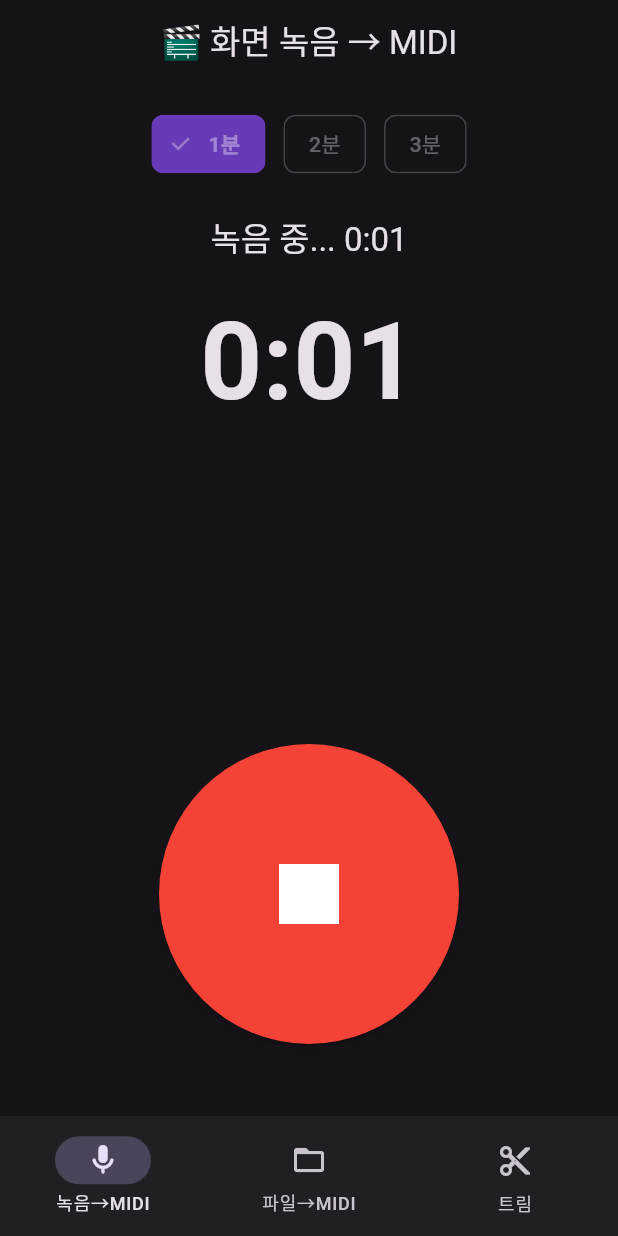
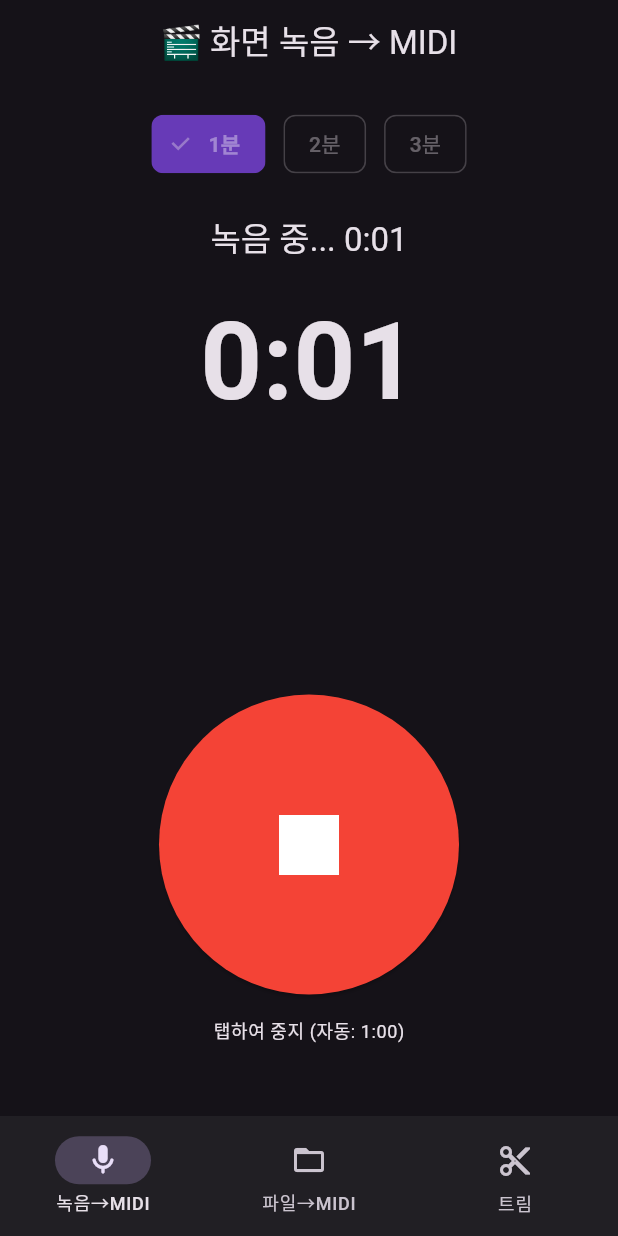
Before and after one commit to dtslib1979/dtslib-apk-lab, a Flutter app: the screen it shows after launch, after a tap on the "fiber manual record" icon, on a phone screen of 412 x 824 dp. Run offline on Flutter 3.47's test engine with Material 3 defaults, Android fonts, the phone set to English and light mode, and no system bars; our stand-ins replace dio, file_picker, just_audio, permission_handler, share_plus, shared_preferences and 1 more; missing offline and left inert: ffmpeg_kit_flutter_audio, flutter_overlay_window, system_audio_recorder; statements that could not run were skipped.

Commit message:
fix(capture): correct system_audio_recorder API usage
- Use requestRecord() then startRecord() flow
- Add toFile/toStream parameters
- Handle empty path from stopRecord()

```diff
--- a/apps/parksy-audio-tools/lib/screens/capture/capture_screen.dart
+++ b/apps/parksy-audio-tools/lib/screens/capture/capture_screen.dart
@@ -25,6 +25,7 @@ class _CaptureScreenState extends State<CaptureScreen> {
   String? _mp3Path;
   String? _midiPath;
   String _status = '녹음 준비';
+  String? _recPath;
 
   @override
   void dispose() {
@@ -34,8 +35,7 @@ class _CaptureScreenState extends State<CaptureScreen> {
 
   Future<bool> _checkPerms() async {
     final mic = await Permission.microphone.request();
-    final storage = await Permission.storage.request();
-    return mic.isGranted && storage.isGranted;
+    return mic.isGranted;
   }
 
   Future<void> _startRec() async {
@@ -44,16 +44,40 @@ class _CaptureScreenState extends State<CaptureScreen> {
       return;
     }
 
-    final dir = await getApplicationDocumentsDirectory();
-    final ts = DateTime.now().millisecondsSinceEpoch;
-    final path = '${dir.path}/capture_$ts.wav';
+    try {
+      // Request MediaProjection permission
+      final confirmed = await SystemAudioRecorder.requestRecord(
+        titleNotification: 'Parksy Audio',
+        messageNotification: '시스템 오디오 녹음 중...',
+      );
 
-    try {
-      await SystemAudioRecorder.startRecord(
-        path,
-        titleNotification: 'Parksy Audio',
-        messageNotification: '녹음 중...',
+      if (!confirmed) {
+        _showSnack('녹음 권한 거부됨');
+        return;
+      }
+
+      // Prepare file path
+      final dir = await getExternalStorageDirectory();
+      final ts = DateTime.now().millisecondsSinceEpoch;
+      _recPath = '${dir?.parent.path}/capture_$ts.wav';
+
+      // Delete if exists
+      final outFile = File(_recPath!);
+      if (outFile.existsSync()) {
+        await outFile.delete();
+      }
+
+      // Start recording to file
+      final started = await SystemAudioRecorder.startRecord(
+        toFile: true,
+        toStream: false,
+        filePath: _recPath,
       );
+
+      if (!started) {
+        _showSnack('녹음 시작 실패');
+        return;
+      }
 
       setState(() {
         _rec = true;
@@ -87,14 +111,21 @@ class _CaptureScreenState extends State<CaptureScreen> {
         _proc = true;
       });
 
-      if (path != null) {
-        await _process(path);
+      // Use returned path or our saved path
+      final wavPath = path.isNotEmpty ? path : _recPath;
+      if (wavPath != null && wavPath.isNotEmpty) {
+        await _process(wavPath);
+      } else {
+        setState(() {
+          _proc = false;
+          _status = '녹음 파일 없음';
+        });
       }
     } catch (e) {
       setState(() {
         _rec = false;
         _proc = false;
-        _status = '녹음 중지 실패';
+        _status = '녹음 중지 실패: $e';
       });
     }
   }
@@ -117,7 +148,9 @@ class _CaptureScreenState extends State<CaptureScreen> {
       });
 
       // Cleanup WAV
-      await File(wavPath).delete();
+      try {
+        await File(wavPath).delete();
+      } catch (_) {}
     } catch (e) {
       setState(() {
         _proc = false;
@@ -138,12 +171,27 @@ class _CaptureScreenState extends State<CaptureScreen> {
     );
   }
 
+  void _reset() {
+    setState(() {
+      _mp3Path = null;
+      _midiPath = null;
+      _status = '녹음 준비';
+    });
+  }
+
   @override
   Widget build(BuildContext context) {
     return Scaffold(
       appBar: AppBar(
         title: const Text('🎬 화면 녹음 → MIDI'),
         centerTitle: true,
+        actions: [
+          if (_midiPath != null)
+            IconButton(
+              icon: const Icon(Icons.refresh),
+              onPressed: _reset,
+            ),
+        ],
       ),
       body: Padding(
         padding: const EdgeInsets.all(16),
@@ -210,6 +258,15 @@ class _CaptureScreenState extends State<CaptureScreen> {
                 ),
               ),
             ),
+            const SizedBox(height: 16),
+
+            // Help text
+            Text(
+              _rec
+                ? '탭하여 중지 (자동: ${_fmtTime(_preset)})'
+                : '탭하여 시스템 오디오 녹음 시작',
+              style: Theme.of(context).textTheme.bodySmall,
+            ),
             const SizedBox(height: 32),
           ],
         ),
```
